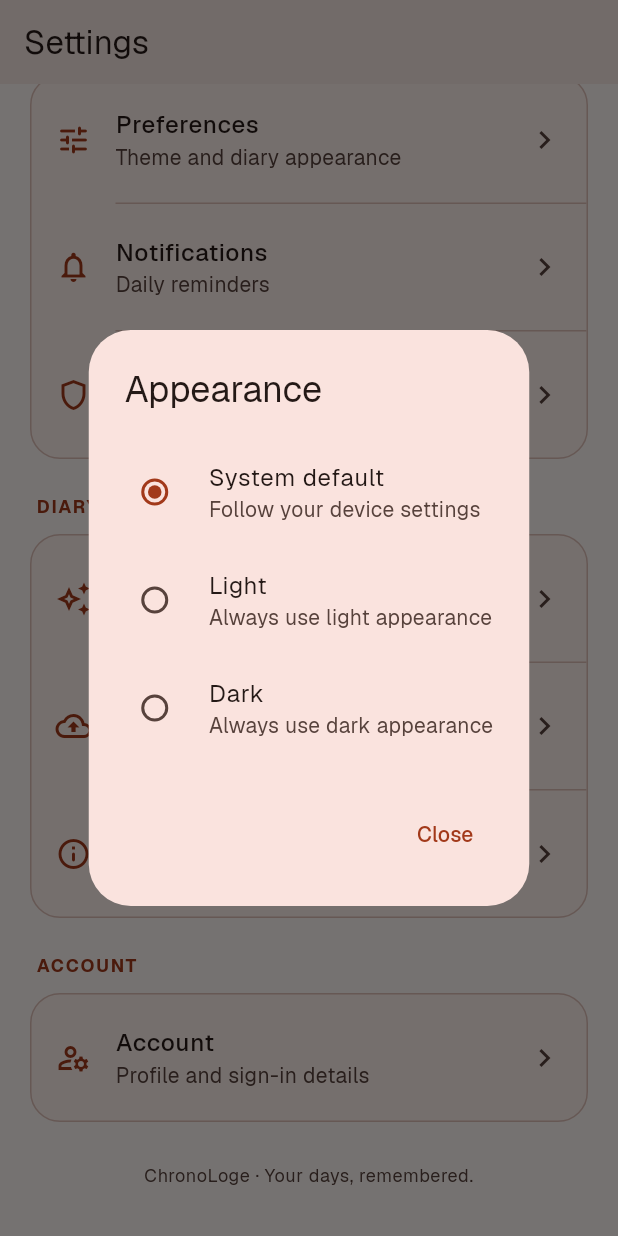
After one commit to PathakPranshu/ChronoLoge, a Flutter app: the SettingsScreen screen opened by its route, scrolled down 242 dp, after a tap on "Preferences", on a phone screen of 412 x 824 dp. The commit adds this screen. Run offline on Flutter 3.47's test engine with Material 3 defaults, Android fonts, the phone set to English and light mode, and no system bars; our stand-ins replace awesome_notifications, firebase_auth, firebase_core, flutter_riverpod, flutter_secure_storage, go_router and 4 more; missing offline and left inert: local_auth_android, local_auth_darwin; accounts and stored records are empty; generated files the repository leaves out were written again.

Commit message:
Added Settings Screen, Theme Preferences, and Daily Reminders

```diff
--- a/lib/core/routing/router.dart
+++ b/lib/core/routing/router.dart
@@ -3,6 +3,7 @@ import 'package:flutter_riverpod/flutter_riverpod.dart';
 import 'package:go_router/go_router.dart';
 
 import '../../demo.dart';
+import '../../features/settings/ui/settings_screen.dart';
 import '../../features/authentication/shared/providers/auth_provider.dart';
 import '../../features/authentication/shared/providers/secure_storage_provider.dart';
 import '../../features/authentication/ui/login/login_screen.dart';
@@ -32,6 +33,10 @@ final goRouterProvider = Provider<GoRouter>((ref) {
       GoRoute(
         path: Routes.unlock,
         builder: (context, state) => const UnlockScreen(),
+      ),
+      GoRoute(
+        path: Routes.settings,
+        builder: (context, state) => const SettingsScreen(),
       ),
       GoRoute(
         path: Routes.home,
@@ -73,7 +78,7 @@ Future<String?> _redirect(
 
     // Must unlock the app if the session is locked
     if (!isUnlocked) {
-      return unlocking? null: Routes.unlock;
+      return unlocking ? null : Routes.unlock;
     }
 
     if (isAuthRoute || settingPIN || unlocking) {
--- a/lib/core/routing/routes.dart
+++ b/lib/core/routing/routes.dart
@@ -1,5 +1,6 @@
 abstract final class Routes {
   static const home = '/';
+  static const settings = '/settings';
   static const login = '/login';
   static const register = '/register';
   static const pinSetup = '/pin-setup';
--- /dev/null
+++ b/lib/core/themes/theme_controller.dart
@@ -0,0 +1,61 @@
+import 'package:flutter/material.dart';
+import 'package:flutter_riverpod/flutter_riverpod.dart';
+
+import '../database/database_providers.dart';
+
+const _themeSettingKey = 'theme_mode';
+
+final themeModeProvider = NotifierProvider<ThemeModeController, ThemeMode>(
+  ThemeModeController.new,
+);
+
+class ThemeModeController extends Notifier<ThemeMode> {
+  @override
+  ThemeMode build() {
+    _loadSavedTheme();
+    return ThemeMode.system;
+  }
+
+  Future<void> _loadSavedTheme() async {
+    try {
+      final database = ref.read(settingsDatabaseProvider);
+      final savedValue = await database.getSetting(_themeSettingKey);
+
+      if (!ref.mounted) return;
+
+      state = switch (savedValue) {
+        'light' => ThemeMode.light,
+        'dark' => ThemeMode.dark,
+        'system' || null => ThemeMode.system,
+        _ => ThemeMode.system,
+      };
+    } catch (_) {
+      // Keep the system theme if loading the saved preference fails.
+    }
+  }
+
+  Future<void> setThemeMode(ThemeMode mode) async {
+    final database = ref.read(settingsDatabaseProvider);
+    final value = switch (mode) {
+      ThemeMode.light => 'light',
+      ThemeMode.dark => 'dark',
+      ThemeMode.system => 'system',
+    };
+
+    final previousMode = state;
+    state = mode;
+
+    try {
+      final existingValue = await database.getSetting(_themeSettingKey);
+
+      if (existingValue == null) {
+        await database.addSetting(_themeSettingKey, value);
+      } else {
+        await database.changeSetting(_themeSettingKey, value);
+      }
+    } catch (_) {
+      state = previousMode;
+      rethrow;
+    }
+  }
+}
--- a/lib/demo.dart
+++ b/lib/demo.dart
@@ -1,8 +1,10 @@
 import 'package:flutter/material.dart';
 import 'package:flutter_riverpod/flutter_riverpod.dart';
+import 'package:go_router/go_router.dart';
 
 import 'core/routing/router_provider.dart';
 import 'features/authentication/shared/providers/auth_provider.dart';
+import 'core/routing/routes.dart';
 
 class DemoWelcome extends ConsumerWidget {
   const DemoWelcome({super.key});
@@ -22,6 +24,11 @@ class DemoWelcome extends ConsumerWidget {
         backgroundColor: Colors.transparent,
         elevation: 0,
         actions: [
+          IconButton(
+            icon: const Icon(Icons.settings_outlined),
+            tooltip: 'Settings',
+            onPressed: () => context.push(Routes.settings),
+          ),
           IconButton(
             icon: Icon(Icons.logout, color: colorTheme.error),
             tooltip: 'Sign Out',
--- /dev/null
+++ b/lib/features/settings/ui/settings_screen.dart
@@ -0,0 +1,407 @@
+import 'package:flutter/material.dart';
+import 'package:flutter_riverpod/flutter_riverpod.dart';
+
+import '../../authentication/shared/providers/auth_provider.dart';
+import '../../../core/themes/theme_controller.dart';
+import '../../../core/notifications/notification_settings_controller.dart';
+
+class SettingsScreen extends ConsumerWidget {
+  const SettingsScreen({super.key});
+
+  @override
+  Widget build(BuildContext context, WidgetRef ref) {
+    final theme = Theme.of(context);
+    final colors = theme.colorScheme;
+    final authState = ref.watch(authStateProvider);
+
+    return Scaffold(
+      appBar: AppBar(
+        title: const Text('Settings'),
+        backgroundColor: colors.surface,
+      ),
+      body: ListView(
+        padding: const EdgeInsets.fromLTRB(20, 12, 20, 32),
+        children: [
+          Text(
+            'Make ChronoLoge yours.',
+            style: theme.textTheme.headlineSmall?.copyWith(
+              fontWeight: FontWeight.w600,
+            ),
+          ),
+          const SizedBox(height: 6),
+          Text(
+            'Manage your account and how your diary works.',
+            style: theme.textTheme.bodyMedium?.copyWith(
+              color: colors.onSurfaceVariant,
+            ),
+          ),
+          const SizedBox(height: 24),
+          Container(
+            padding: const EdgeInsets.all(18),
+            decoration: BoxDecoration(
+              color: colors.surfaceContainer,
+              borderRadius: BorderRadius.circular(24),
+            ),
+            child: authState.when(
+              loading: () => const Center(child: CircularProgressIndicator()),
+              error: (_, _) => const Text('Unable to load your profile.'),
+              data: (user) => Row(
+                children: [
+                  CircleAvatar(
+                    radius: 26,
+                    backgroundColor: colors.primary,
+                    child: Icon(
+                      Icons.person_outline,
+                      color: colors.onPrimary,
+                      size: 28,
+                    ),
+                  ),
+                  const SizedBox(width: 14),
+                  Expanded(
+                    child: Column(
+                      crossAxisAlignment: CrossAxisAlignment.start,
+                      children: [
+                        Text(
+                          user?.displayName ?? 'ChronoLoge user',
+                          style: theme.textTheme.titleMedium?.copyWith(
+                            fontWeight: FontWeight.w600,
+                          ),
+                        ),
+                        const SizedBox(height: 4),
+                        Text(
+                          user?.email ?? 'No email available',
+                          style: theme.textTheme.bodySmall?.copyWith(
+                            color: colors.onSurfaceVariant,
+                          ),
+                        ),
+                      ],
+                    ),
+                  ),
+                  Icon(Icons.chevron_right, color: colors.onSurfaceVariant),
+                ],
+              ),
+            ),
+          ),
+          const SizedBox(height: 28),
+          _SettingsSection(
+            title: 'APP SETTINGS',
+            onItemTap: (item) {
+              if (item.title == 'Preferences') {
+                _showThemeSelector(context, ref);
+              } else if (item.title == 'Notifications') {
+                _showNotificationSettings(context);
+              } else {
+                _showComingSoon(context, item.title);
+              }
+            },
+            items: const [
+              _SettingsItem(
+                icon: Icons.tune_rounded,
+                title: 'Preferences',
+                subtitle: 'Theme and diary appearance',
+              ),
+              _SettingsItem(
+                icon: Icons.notifications_outlined,
+                title: 'Notifications',
+                subtitle: 'Daily reminders',
+              ),
+              _SettingsItem(
+                icon: Icons.shield_outlined,
+                title: 'Privacy & Security',
+                subtitle: 'App lock and biometrics',
+              ),
+            ],
+          ),
+          const SizedBox(height: 24),
+          _SettingsSection(
+            title: 'DIARY & INFORMATION',
+            items: const [
+              _SettingsItem(
+                icon: Icons.auto_awesome_outlined,
+                title: 'Diary Generation',
+                subtitle: 'Choose how your diary is created',
+              ),
+              _SettingsItem(
+                icon: Icons.backup_outlined,
+                title: 'Backup & Recovery',
+                subtitle: 'Manage your diary backups',
+              ),
+              _SettingsItem(
+                icon: Icons.info_outline_rounded,
+                title: 'App Info',
+                subtitle: 'About ChronoLoge',
+              ),
+            ],
+          ),
+          const SizedBox(height: 24),
+          _SettingsSection(
+            title: 'ACCOUNT',
+            items: const [
+              _SettingsItem(
+                icon: Icons.manage_accounts_outlined,
+                title: 'Account',
+                subtitle: 'Profile and sign-in details',
+              ),
+            ],
+          ),
+          const SizedBox(height: 28),
+          Center(
+            child: Text(
+              'ChronoLoge · Your days, remembered.',
+              style: theme.textTheme.bodySmall?.copyWith(
+                color: colors.onSurfaceVariant,
+              ),
+              textAlign: TextAlign.center,
+            ),
+          ),
+        ],
+      ),
+    );
+  }
+
+  void _showThemeSelector(BuildContext context, WidgetRef ref) {
+    showDialog<void>(
+      context: context,
+      builder: (dialogContext) => Consumer(
+        builder: (context, dialogRef, _) {
+          final selectedMode = dialogRef.watch(themeModeProvider);
+
+          return AlertDialog(
+            title: const Text('Appearance'),
+            content: RadioGroup<ThemeMode>(
+              groupValue: selectedMode,
+              onChanged: (mode) {
+                if (mode != null) {
+                  _saveTheme(dialogContext, dialogRef, mode);
+                }
+              },
+              child: Column(
+                mainAxisSize: MainAxisSize.min,
+                children: const [
+                  _ThemeOption(
+                    title: 'System default',
+                    subtitle: 'Follow your device settings',
+                    value: ThemeMode.system,
+                  ),
+                  _ThemeOption(
+                    title: 'Light',
+                    subtitle: 'Always use light appearance',
+                    value: ThemeMode.light,
+                  ),
+                  _ThemeOption(
+                    title: 'Dark',
+                    subtitle: 'Always use dark appearance',
+                    value: ThemeMode.dark,
+                  ),
+                ],
+              ),
+            ),
+            actions: [
+              TextButton(
+                onPressed: () => Navigator.of(dialogContext).pop(),
+                child: const Text('Close'),
+              ),
+            ],
+          );
+        },
+      ),
+    );
+  }
+
+  Future<void> _saveTheme(
+    BuildContext context,
+    WidgetRef ref,
+    ThemeMode mode,
+  ) async {
+    try {
+      await ref.read(themeModeProvider.notifier).setThemeMode(mode);
+
+      if (context.mounted) {
+        Navigator.of(context).pop();
+      }
+    } catch (_) {
+      if (context.mounted) {
+        ScaffoldMessenger.of(context).showSnackBar(
+          const SnackBar(
+            content: Text('Could not save the appearance setting.'),
+          ),
+        );
+      }
+    }
+  }
+
+  void _showNotificationSettings(BuildContext context) {
+    showDialog<void>(
+      context: context,
+      builder: (dialogContext) => Consumer(
+        builder: (context, dialogRef, _) {
+          final remindersEnabled = dialogRef.watch(
+            dailyRemindersEnabledProvider,
+          );
+
+          return AlertDialog(
+            title: const Text('Daily reminders'),
+            content: SwitchListTile(
+              contentPadding: EdgeInsets.zero,
+              title: const Text('Enable daily reminders'),
+              subtitle: const Text(
+                'Receive a diary reminder every day at 8:00 PM.',
+              ),
+              value: remindersEnabled,
+              onChanged: (enabled) {
+                _saveNotificationPreference(dialogContext, dialogRef, enabled);
+              },
+            ),
+            actions: [
+              TextButton(
+                onPressed: () => Navigator.of(dialogContext).pop(),
+                child: const Text('Close'),
+              ),
+            ],
+          );
+        },
+      ),
+    );
+  }
+
+  Future<void> _saveNotificationPreference(
+    BuildContext context,
+    WidgetRef ref,
+    bool enabled,
+  ) async {
+    try {
+      await ref
+          .read(dailyRemindersEnabledProvider.notifier)
+          .setEnabled(enabled);
+    } catch (_) {
+      if (context.mounted) {
+        ScaffoldMessenger.of(context).showSnackBar(
+          const SnackBar(
+            content: Text('Could not update the reminder setting.'),
+          ),
+        );
+      }
+    }
+  }
+
+  void _showComingSoon(BuildContext context, String title) {
+    ScaffoldMessenger.of(context).showSnackBar(
+      SnackBar(content: Text('$title will be connected in the next step.')),
+    );
+  }
+}
+
+class _ThemeOption extends StatelessWidget {
+  const _ThemeOption({
+    required this.title,
+    required this.subtitle,
+    required this.value,
+  });
+
+  final String title;
+  final String subtitle;
+  final ThemeMode value;
+
+  @override
+  Widget build(BuildContext context) {
+    return RadioListTile<ThemeMode>(
+      contentPadding: EdgeInsets.zero,
+      title: Text(title),
+      subtitle: Text(subtitle),
+      value: value,
+    );
+  }
+}
+
+class _SettingsSection extends StatelessWidget {
+  const _SettingsSection({
+    required this.title,
+    required this.items,
+    this.onItemTap,
+  });
+
+  final String title;
+  final List<_SettingsItem> items;
+  final ValueChanged<_SettingsItem>? onItemTap;
+
+  @override
+  Widget build(BuildContext context) {
+    final colors = Theme.of(context).colorScheme;
+
+    return Column(
+      crossAxisAlignment: CrossAxisAlignment.start,
+      children: [
+        Padding(
+          padding: const EdgeInsets.only(left: 4, bottom: 10),
+          child: Text(
+            title,
+            style: Theme.of(context).textTheme.labelMedium?.copyWith(
+              color: colors.primary,
+              fontWeight: FontWeight.w700,
+              letterSpacing: 1.1,
+            ),
+          ),
+        ),
+        Container(
+          decoration: BoxDecoration(
+            color: colors.surfaceContainerLow,
+            borderRadius: BorderRadius.circular(20),
+            border: Border.all(color: colors.outlineVariant),
+          ),
+          child: Column(
+            children: [
+              for (var i = 0; i < items.length; i++) ...[
+                Material(
+                  color: Colors.transparent,
+                  child: ListTile(
+                    contentPadding: const EdgeInsets.symmetric(
+                      horizontal: 16,
+                      vertical: 6,
+                    ),
+                    leading: Icon(items[i].icon, color: colors.primary),
+                    title: Text(
+                      items[i].title,
+                      style: const TextStyle(fontWeight: FontWeight.w500),
+                    ),
+                    subtitle: Text(items[i].subtitle),
+                    trailing: Icon(
+                      Icons.chevron_right,
+                      color: colors.onSurfaceVariant,
+                    ),
+                    onTap: () {
+                      if (onItemTap != null) {
+                        onItemTap!(items[i]);
+                      } else {
+                        _showComingSoon(context, items[i].title);
+                      }
+                    },
+                  ),
+                ),
+                if (i < items.length - 1)
+                  Divider(height: 1, indent: 56, color: colors.outlineVariant),
+              ],
+            ],
+          ),
+        ),
+      ],
+    );
+  }
+
+  void _showComingSoon(BuildContext context, String title) {
+    ScaffoldMessenger.of(context).showSnackBar(
+      SnackBar(content: Text('$title will be connected in the next step.')),
+    );
+  }
+}
+
+class _SettingsItem {
+  const _SettingsItem({
+    required this.icon,
+    required this.title,
+    required this.subtitle,
+  });
+
+  final IconData icon;
+  final String title;
+  final String subtitle;
+}
```
Also changed, not shown: lib/core/notifications/notification_settings_controller.dart (added, +68 -0 lines), lib/main.dart (+9 -7 lines), 1 other file.
